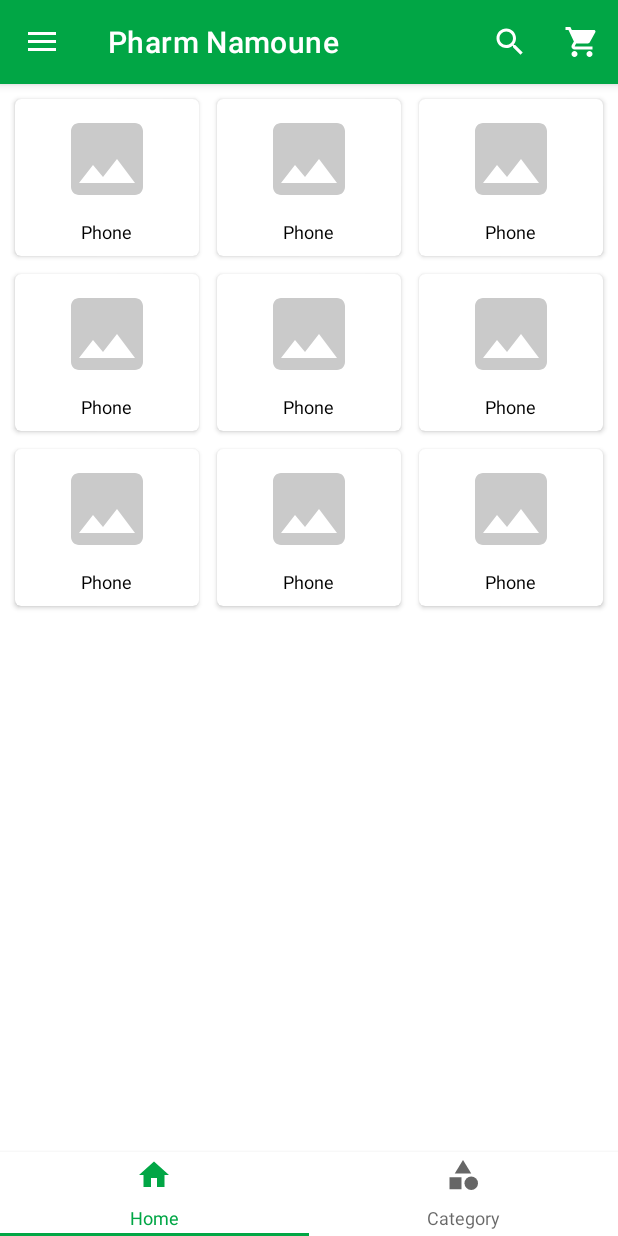
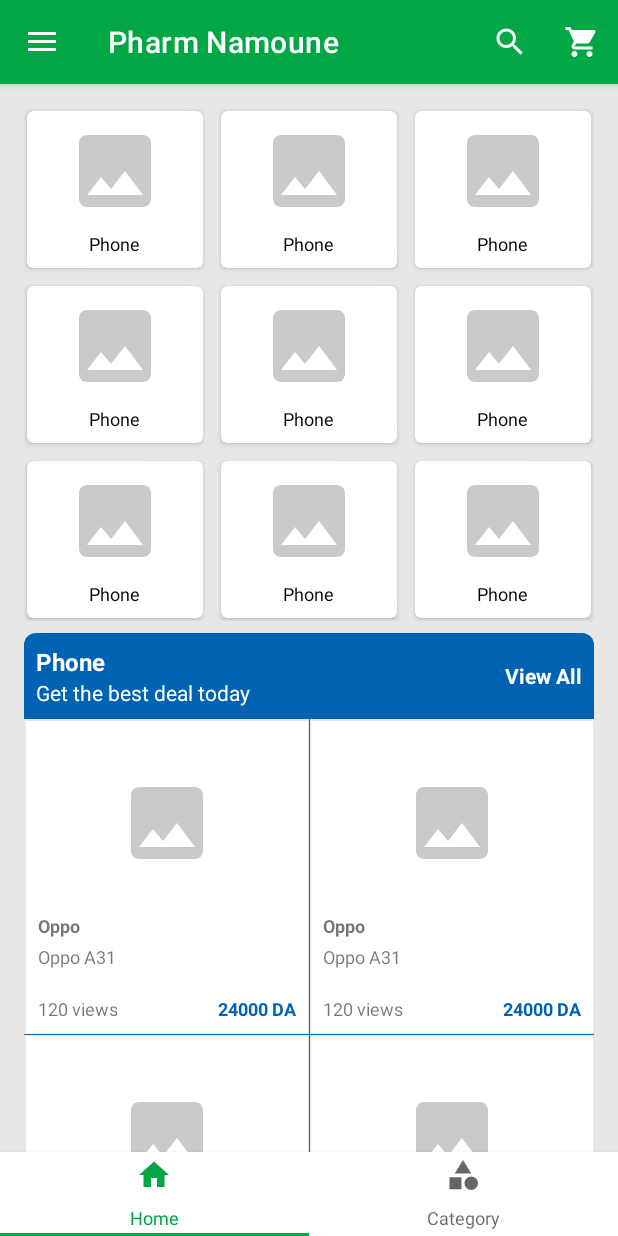
Before and after one commit to DonaldNyagwande/TechLabEcommerce, an Android app: the screen it shows after launch (MainActivity), on a phone screen of 412 x 824 dp. Run offline under Robolectric (Android 15) with nearby library versions, the phone set to English and light mode, and no system bars; our stand-ins replace ButterKnife, Picasso, Shimmer; pictures from the network do not load.

Commit message:
add intro category

```diff
--- /dev/null
+++ b/app/src/main/java/com/mobidal/pharmacynamoune/adapter/IntroCategoryAdapter.java
@@ -0,0 +1,206 @@
+package com.mobidal.pharmacynamoune.adapter;
+
+import android.content.Context;
+import android.view.LayoutInflater;
+import android.view.View;
+import android.view.ViewGroup;
+import android.widget.TextView;
+
+import androidx.annotation.NonNull;
+import androidx.recyclerview.widget.DividerItemDecoration;
+import androidx.recyclerview.widget.GridLayoutManager;
+import androidx.recyclerview.widget.RecyclerView;
+
+import com.facebook.shimmer.ShimmerFrameLayout;
+import com.mobidal.pharmacynamoune.R;
+import com.mobidal.pharmacynamoune.model.IntroCategory;
+import com.mobidal.pharmacynamoune.model.Product;
+
+import java.util.List;
+
+import butterknife.BindView;
+import butterknife.ButterKnife;
+
+public class IntroCategoryAdapter extends RecyclerView
+        .Adapter<RecyclerView.ViewHolder> {
+
+    private Context mContext;
+    private List<IntroCategory> mIntroCategoryList;
+    private OnViewAllClickListener mOnViewAllClickListener;
+    private ProductAdapter.OnProductClickListener mOnProductClickListener;
+
+    private boolean mIsLoading = true;
+    private static final int SHIMMER_ITEM_COUNT = 2;
+
+    public IntroCategoryAdapter(Context mContext,
+                                List<IntroCategory> mIntroCategoryList,
+                                OnViewAllClickListener mOnViewAllClickListener,
+                                ProductAdapter.OnProductClickListener mOnProductClickListener) {
+        this.mContext = mContext;
+        this.mIntroCategoryList = mIntroCategoryList;
+        this.mOnViewAllClickListener = mOnViewAllClickListener;
+        this.mOnProductClickListener = mOnProductClickListener;
+    }
+
+    @NonNull
+    @Override
+    public RecyclerView.ViewHolder onCreateViewHolder(@NonNull ViewGroup parent, int viewType) {
+        int layoutId = R.layout.item_placeholder_intro_category;
+
+        if (!mIsLoading) {
+            layoutId = R.layout.item_intro_category;
+        }
+
+        View itemView = LayoutInflater.from(mContext)
+                .inflate(layoutId, parent, false);
+
+        if (mIsLoading) {
+            return new ShimmerViewHolder(itemView);
+        } else {
+            return new IntroSecondaryCategoryViewHolder(itemView);
+        }
+
+    }
+
+    public void onBindViewHolder(@NonNull RecyclerView.ViewHolder holder, int position) {
+        if (mIsLoading) {
+            ShimmerViewHolder viewHolder = (ShimmerViewHolder) holder;
+            viewHolder.startShimmer();
+        } else {
+            IntroSecondaryCategoryViewHolder viewHolder = (IntroSecondaryCategoryViewHolder) holder;
+            viewHolder.bind(mIntroCategoryList.get(position));
+        }
+    }
+
+    @Override
+    public int getItemCount() {
+        if (mIsLoading) {
+            return SHIMMER_ITEM_COUNT;
+        } else {
+            return mIntroCategoryList == null ? 0 : mIntroCategoryList.size();
+        }
+    }
+
+    public void setList(List<IntroCategory> list) {
+        mIntroCategoryList = list;
+        notifyDataSetChanged();
+    }
+
+    public void setLoading(boolean isLoading) {
+        mIsLoading = isLoading;
+    }
+
+    class IntroSecondaryCategoryViewHolder extends RecyclerView.ViewHolder
+            implements ProductAdapter.OnProductClickListener, View.OnClickListener {
+
+        @BindView(R.id.tv_name) TextView mNameTextView;
+        @BindView(R.id.tv_offer_text) TextView mOfferTextView;
+        @BindView(R.id.tv_view_all) View mViewAllView;
+        @BindView(R.id.rv_product) RecyclerView mProductRecyclerView;
+
+        ProductAdapter mProductAdapter;
+
+        public IntroSecondaryCategoryViewHolder(@NonNull View itemView) {
+            super(itemView);
+
+            // Bind views
+            ButterKnife.bind(this, itemView);
+
+            // Setup {@Article} list
+            setupProductList();
+        }
+
+        private void setupProductList() {
+            GridLayoutManager gridLayoutManager =
+                    new GridLayoutManager(mContext, 2);
+            mProductAdapter =
+                    new ProductAdapter(mContext, null,this);
+
+            mProductAdapter.setLoading(false);
+
+            mProductRecyclerView.setLayoutManager(gridLayoutManager);
+            mProductRecyclerView.setAdapter(mProductAdapter);
+            mProductRecyclerView.addItemDecoration(
+                    new DividerItemDecoration(mContext, DividerItemDecoration.HORIZONTAL));
+            mProductRecyclerView.addItemDecoration(
+                    new DividerItemDecoration(mContext, DividerItemDecoration.VERTICAL));
+        }
+
+        public void bind(IntroCategory introCategory) {
+            List<Product> productList = introCategory.getProductList();
+
+            mProductAdapter.setAll(productList);
+
+            mNameTextView.setText(introCategory.getName());
+            mOfferTextView.setText(introCategory.getOfferText());
+
+            mViewAllView.setOnClickListener(this);
+        }
+
+        @Override
+        public void onProductClicked(Product product) {
+            if (mOnProductClickListener != null) {
+                mOnProductClickListener.onProductClicked(product);
+            }
+        }
+
+        @Override
+        public void onClick(View v) {
+            if (mOnViewAllClickListener != null) {
+                mOnViewAllClickListener.onViewAllClicked(
+                        mIntroCategoryList
+                                .get(getAdapterPosition()));
+            }
+        }
+    }
+
+    class ShimmerViewHolder extends RecyclerView.ViewHolder {
+
+        @BindView(R.id.sfl_category)
+        ShimmerFrameLayout mCategoryShimmerFrameLayout;
+        @BindView(R.id.rv_product) RecyclerView mArticleRecyclerView;
+
+        ProductAdapter mProductAdapter;
+
+        public ShimmerViewHolder(@NonNull View itemView) {
+            super(itemView);
+
+            // Bind views
+            ButterKnife.bind(this, itemView);
+
+            // Setup {@Article} list
+            setupProductList();
+        }
+
+        private void setupProductList() {
+            GridLayoutManager gridLayoutManager =
+                    new GridLayoutManager(mContext, 2);
+            mProductAdapter =
+                    new ProductAdapter(mContext, null, null);
+
+            mArticleRecyclerView.setLayoutManager(gridLayoutManager);
+            mArticleRecyclerView.setAdapter(mProductAdapter);
+            mArticleRecyclerView.addItemDecoration(
+                    new DividerItemDecoration(mContext, DividerItemDecoration.HORIZONTAL));
+            mArticleRecyclerView.addItemDecoration(
+                    new DividerItemDecoration(mContext, DividerItemDecoration.VERTICAL));
+        }
+
+        public void startShimmer() {
+            // Start shimmer
+            mCategoryShimmerFrameLayout.startShimmer();
+        }
+
+        public void stopShimmer() {
+            // Stop shimmer
+            mCategoryShimmerFrameLayout.stopShimmer();
+            mCategoryShimmerFrameLayout.setShimmer(null);
+        }
+    }
+
+
+    public interface OnViewAllClickListener {
+        void onViewAllClicked(IntroCategory category);
+    }
+
+}
--- a/app/src/main/java/com/mobidal/pharmacynamoune/fragment/HomeFragment.java
+++ b/app/src/main/java/com/mobidal/pharmacynamoune/fragment/HomeFragment.java
@@ -14,9 +14,13 @@ import androidx.recyclerview.widget.LinearLayoutManager;
 import androidx.recyclerview.widget.RecyclerView;
 
 import com.mobidal.pharmacynamoune.R;
+import com.mobidal.pharmacynamoune.adapter.IntroCategoryAdapter;
+import com.mobidal.pharmacynamoune.adapter.ProductAdapter;
 import com.mobidal.pharmacynamoune.adapter.SecondaryCategoryAdapter;
 import com.mobidal.pharmacynamoune.helper.GridSpacingItemDecoration;
 import com.mobidal.pharmacynamoune.model.Category;
+import com.mobidal.pharmacynamoune.model.IntroCategory;
+import com.mobidal.pharmacynamoune.model.Product;
 
 import java.util.ArrayList;
 import java.util.List;
@@ -24,14 +28,16 @@ import java.util.List;
 import butterknife.BindView;
 import butterknife.ButterKnife;
 
-public class HomeFragment extends Fragment implements SecondaryCategoryAdapter.OnSecondaryCategoryClickListener {
+public class HomeFragment extends Fragment implements SecondaryCategoryAdapter.OnSecondaryCategoryClickListener, ProductAdapter.OnProductClickListener, IntroCategoryAdapter.OnViewAllClickListener {
 
     private Context mContext;
 
     // Top Secondary Views
     @BindView(R.id.rv_top_secondary_category) RecyclerView mTopCategoryRecyclerView;
+    @BindView(R.id.rv_intro_category) RecyclerView mIntroCategoryRecyclerView;
 
     SecondaryCategoryAdapter mTopCategoryAdapter;
+    IntroCategoryAdapter mIntroCategoryAdapter;
 
     public HomeFragment(Context mContext) {
         this.mContext = mContext;
@@ -51,6 +57,11 @@ public class HomeFragment extends Fragment implements SecondaryCategoryAdapter.O
         // Load Top SecondaryCategory list
         loadTopCategoryList();
 
+        // Setup {@link IntroCategory} RecyclerView
+        setupIntroCategory();
+        // Load {@link IntroCategory}
+        loadIntroCategoryList();
+
         return rootView;
     }
 
@@ -68,17 +79,12 @@ public class HomeFragment extends Fragment implements SecondaryCategoryAdapter.O
         int spacingInPixel =
                 getResources().getDimensionPixelSize(R.dimen.grid_top_category_spacing);
         GridSpacingItemDecoration gridSpacingItemDecoration =
-                new GridSpacingItemDecoration(3, spacingInPixel, true);
+                new GridSpacingItemDecoration(3, spacingInPixel, false);
 
         // Setup {link RecyclerView} for {@link Category}
         mTopCategoryRecyclerView.setLayoutManager(topSecondaryCategoryLayoutManager);
         mTopCategoryRecyclerView.setAdapter(mTopCategoryAdapter);
         mTopCategoryRecyclerView.addItemDecoration(gridSpacingItemDecoration);
-    }
-
-    @Override
-    public void onSecondaryCategoryClicked(Category secondaryCategory) {
-
     }
 
     private void loadTopCategoryList() {
@@ -106,4 +112,69 @@ public class HomeFragment extends Fragment implements SecondaryCategoryAdapter.O
         mTopCategoryRecyclerView.setAdapter(null);
         mTopCategoryRecyclerView.setAdapter(mTopCategoryAdapter);
     }
+
+    private void setupIntroCategory() {
+        LinearLayoutManager introSecondaryCategoryLayoutManager =
+                new LinearLayoutManager(mContext, LinearLayoutManager.VERTICAL, false);
+        mIntroCategoryAdapter =
+                new IntroCategoryAdapter(mContext, null,
+                        this, this);
+
+        // Create {@link RecyclerView.ItemDecoration}
+        int spacingInPixel =
+                getResources().getDimensionPixelSize(R.dimen.grid_intro_category_spacing);
+        GridSpacingItemDecoration gridSpacingItemDecoration =
+                new GridSpacingItemDecoration(1, spacingInPixel, false);
+
+        mIntroCategoryRecyclerView.setLayoutManager(introSecondaryCategoryLayoutManager);
+        mIntroCategoryRecyclerView.setAdapter(mIntroCategoryAdapter);
+        mIntroCategoryRecyclerView.addItemDecoration(gridSpacingItemDecoration);
+    }
+
+    private void loadIntroCategoryList() {
+        Product.Pivot pivot = new Product.Pivot(false, 1);
+        Product product =
+                new Product(1, "Oppo", "Oppo A31",
+                        "Simple description", 24000,
+                        "https://dz.jumia.is/unsafe/fit-in/680x680/filters:fill(white)/product/55/5423/1.jpg?8047",
+                        null, 120, null);
+
+        List<Product> productList = new ArrayList<>();
+
+        productList.add(product);
+        productList.add(product);
+        productList.add(product);
+        productList.add(product);
+
+        IntroCategory introCategory =
+                new IntroCategory(1, "Phone", "Get the best deal today",
+                        productList);
+
+        List<IntroCategory> introCategoryList = new ArrayList<>();
+        introCategoryList.add(introCategory);
+        introCategoryList.add(introCategory);
+        introCategoryList.add(introCategory);
+        introCategoryList.add(introCategory);
+
+        mIntroCategoryAdapter.setList(introCategoryList);
+        mIntroCategoryAdapter.setLoading(false);
+
+        mIntroCategoryRecyclerView.setAdapter(null);
+        mIntroCategoryRecyclerView.setAdapter(mIntroCategoryAdapter);
+    }
+
+    @Override
+    public void onSecondaryCategoryClicked(Category secondaryCategory) {
+
+    }
+
+    @Override
+    public void onProductClicked(Product product) {
+
+    }
+
+    @Override
+    public void onViewAllClicked(IntroCategory category) {
+
+    }
 }
--- /dev/null
+++ b/app/src/main/java/com/mobidal/pharmacynamoune/model/IntroCategory.java
@@ -0,0 +1,38 @@
+package com.mobidal.pharmacynamoune.model;
+
+import com.google.gson.annotations.SerializedName;
+
+import java.util.List;
+
+public class IntroCategory {
+
+    private int id;
+    private String name;
+    @SerializedName("offer_text")
+    private String offerText;
+    @SerializedName("_products")
+    private List<Product> productList;
+
+    public IntroCategory(int id, String name, String offerText, List<Product> productList) {
+        this.id = id;
+        this.name = name;
+        this.offerText = offerText;
+        this.productList = productList;
+    }
+
+    public int getId() {
+        return id;
+    }
+
+    public String getName() {
+        return name;
+    }
+
+    public String getOfferText() {
+        return offerText;
+    }
+
+    public List<Product> getProductList() {
+        return productList;
+    }
+}
--- a/app/src/main/java/com/mobidal/pharmacynamoune/model/Product.java
+++ b/app/src/main/java/com/mobidal/pharmacynamoune/model/Product.java
@@ -18,6 +18,18 @@ public class Product {
     @SerializedName("views_number")
     private int viewNumber;
     private Pivot pivot;
+
+    public Product(int id, String mark, String name, String description, int price, String pictureUrl, List<Picture> pictureList, int viewNumber, Pivot pivot) {
+        this.id = id;
+        this.mark = mark;
+        this.name = name;
+        this.description = description;
+        this.price = price;
+        this.pictureUrl = pictureUrl;
+        this.pictureList = pictureList;
+        this.viewNumber = viewNumber;
+        this.pivot = pivot;
+    }
 
     public int getId() {
         return id;
@@ -55,11 +67,16 @@ public class Product {
         return pivot;
     }
 
-    public class Pivot {
+    public static class Pivot {
 
         @SerializedName("is_saved")
         private boolean isSaved;
         private int quantity;
+
+        public Pivot(boolean isSaved, int quantity) {
+            this.isSaved = isSaved;
+            this.quantity = quantity;
+        }
 
         public boolean isSaved() {
             return isSaved;
--- /dev/null
+++ b/app/src/main/res/drawable/bg_intro_secondary_category_title.xml
@@ -0,0 +1,8 @@
+<?xml version="1.0" encoding="utf-8"?>
+<shape xmlns:android="http://schemas.android.com/apk/res/android"
+    android:shape="rectangle">
+    <solid android:color="@color/colorAccent"/>
+    <corners
+        android:topRightRadius="8dp"
+        android:topLeftRadius="8dp"/>
+</shape>
--- a/app/src/main/res/layout/activity_main.xml
+++ b/app/src/main/res/layout/activity_main.xml
@@ -8,21 +8,22 @@
     tools:context=".MainActivity">
 
     <androidx.constraintlayout.widget.ConstraintLayout
-        xmlns:tools="http://schemas.android.com/tools"
         android:layout_width="match_parent"
         android:layout_height="match_parent">
 
         <include
             android:id="@+id/i_toolbar"
             layout="@layout/partial_toolbar"
-            tools:layout_editor_absoluteX="0dp"
-            tools:layout_editor_absoluteY="71dp" />
+            app:layout_constraintEnd_toEndOf="parent"
+            app:layout_constraintStart_toStartOf="parent"
+            app:layout_constraintTop_toTopOf="parent" />
 
         <androidx.viewpager2.widget.ViewPager2
             android:id="@+id/vp_fragment"
             android:layout_width="match_parent"
             android:layout_height="0dp"
             android:layout_weight="1"
+            android:background="@color/primaryBackgroundColor"
             app:layout_constraintBottom_toTopOf="@+id/tl_main"
             app:layout_constraintTop_toBottomOf="@id/i_toolbar" />
 
--- a/app/src/main/res/layout/fragment_home.xml
+++ b/app/src/main/res/layout/fragment_home.xml
@@ -1,9 +1,17 @@
 <?xml version="1.0" encoding="utf-8"?>
-<androidx.constraintlayout.widget.ConstraintLayout xmlns:android="http://schemas.android.com/apk/res/android"
+<androidx.core.widget.NestedScrollView xmlns:android="http://schemas.android.com/apk/res/android"
     xmlns:app="http://schemas.android.com/apk/res-auto"
+    xmlns:tools="http://schemas.android.com/tools"
+    android:orientation="vertical"
     android:layout_width="match_parent"
     android:layout_height="match_parent"
-    xmlns:tools="http://schemas.android.com/tools">
+    android:fillViewport="true">
+
+    <LinearLayout
+        android:layout_width="match_parent"
+        android:layout_height="match_parent"
+        android:padding="16dp"
+        android:orientation="vertical">
 
         <androidx.recyclerview.widget.RecyclerView
             android:id="@+id/rv_top_secondary_category"
@@ -17,4 +25,17 @@
             tools:listitem="@layout/item_secondary_category"
             tools:spanCount="3" />
 
-</androidx.constraintlayout.widget.ConstraintLayout>
+        <androidx.recyclerview.widget.RecyclerView
+            android:id="@+id/rv_intro_category"
+            android:layout_width="match_parent"
+            android:layout_height="wrap_content"
+            android:layout_marginTop="8dp"
+            app:layout_constraintEnd_toEndOf="parent"
+            app:layout_constraintStart_toStartOf="parent"
+            app:layout_constraintTop_toBottomOf="@+id/rv_top_secondary_category"
+            tools:itemCount="1"
+            tools:listitem="@layout/item_intro_category" />
+
+    </LinearLayout>
+
+</androidx.core.widget.NestedScrollView>
--- /dev/null
+++ b/app/src/main/res/layout/item_intro_category.xml
@@ -0,0 +1,49 @@
+<?xml version="1.0" encoding="utf-8"?>
+<LinearLayout xmlns:android="http://schemas.android.com/apk/res/android"
+    xmlns:tools="http://schemas.android.com/tools"
+    android:layout_width="match_parent"
+    android:layout_height="wrap_content"
+    android:orientation="vertical">
+
+    <RelativeLayout
+        android:layout_width="match_parent"
+        android:layout_height="wrap_content"
+        android:background="@drawable/bg_intro_secondary_category_title"
+        android:padding="8dp">
+
+        <TextView
+            android:id="@+id/tv_name"
+            style="@style/IntroSecondaryCategoryNameTextStyle"
+            android:layout_width="wrap_content"
+            android:layout_height="wrap_content"
+            tools:text="Laptop" />
+
+        <TextView
+            android:id="@+id/tv_offer_text"
+            style="@style/IntroSecondaryCategoryOfferTextStyle"
+            android:layout_width="wrap_content"
+            android:layout_height="wrap_content"
+            android:layout_below="@id/tv_name"
+            tools:text="See our best offer for laptop" />
+
+        <TextView
+            android:id="@+id/tv_view_all"
+            style="@style/IntroSecondaryCategoryViewAllTextStyle"
+            android:layout_width="wrap_content"
+            android:layout_height="wrap_content"
+            android:layout_alignParentRight="true"
+            android:layout_centerVertical="true"
+            android:text="@string/view_all"/>
+
+    </RelativeLayout>
+
+    <androidx.recyclerview.widget.RecyclerView
+        android:id="@+id/rv_product"
+        android:layout_width="match_parent"
+        android:layout_height="wrap_content"
+        tools:layoutManager="androidx.recyclerview.widget.GridLayoutManager"
+        tools:spanCount="2"
+        tools:listitem="@layout/item_product"
+        tools:itemCount="4"/>
+
+</LinearLayout>
--- a/app/src/main/res/layout/item_placeholder_product.xml
+++ b/app/src/main/res/layout/item_placeholder_product.xml
@@ -8,7 +8,7 @@
     app:cardCornerRadius="0dp">
 
     <com.facebook.shimmer.ShimmerFrameLayout
-        android:id="@+id/sfl_article"
+        android:id="@+id/sfl_product"
         android:layout_width="match_parent"
         android:layout_height="wrap_content">
 
--- a/app/src/main/res/layout/item_product.xml
+++ b/app/src/main/res/layout/item_product.xml
@@ -3,6 +3,8 @@
     xmlns:tools="http://schemas.android.com/tools"
     android:layout_width="match_parent"
     android:layout_height="wrap_content"
+    android:background="@color/secondaryBackgroundColor"
+    android:layout_margin="1dp"
     android:padding="8dp">
 
     <ImageView
--- a/app/src/main/res/values/colors.xml
+++ b/app/src/main/res/values/colors.xml
@@ -9,6 +9,9 @@
     <color name="black">#FF000000</color>
     <color name="white">#FFFFFFFF</color>
 
+    <color name="primaryBackgroundColor">#E7E7E7</color>
+    <color name="secondaryBackgroundColor">#FFFFFF</color>
+
     <color name="colorAccent">@color/blue_700</color>
 
     <color name="gradient_bg_start_color">#E60070CD</color>
--- a/app/src/main/res/values/dimens.xml
+++ b/app/src/main/res/values/dimens.xml
@@ -1,4 +1,5 @@
 <?xml version="1.0" encoding="utf-8"?>
 <resources>
     <dimen name="grid_top_category_spacing">8dp</dimen>
+    <dimen name="grid_intro_category_spacing">8dp</dimen>
 </resources>
--- a/app/src/main/res/values/strings.xml
+++ b/app/src/main/res/values/strings.xml
@@ -23,5 +23,6 @@
 
     <string name="views_number">%1$d views</string>
     <string name="price">%1$d DA</string>
+    <string name="view_all">View All</string>
 
 </resources>
--- a/app/src/main/res/values/themes.xml
+++ b/app/src/main/res/values/themes.xml
@@ -34,29 +34,38 @@
         <item name="android:textSize">12sp</item>
         <item name="android:textStyle">bold</item>
     </style>
-
     <style name="ProductNameTextStyle">
         <item name="android:layout_marginTop">4dp</item>
         <item name="android:textSize">12sp</item>
         <item name="android:lines">2</item>
     </style>
-
     <style name="ProductViewsTextStyle">
         <item name="android:layout_marginTop">4dp</item>
         <item name="android:textSize">12sp</item>
     </style>
-
     <style name="ProductPriceTextStyle">
         <item name="android:textSize">12sp</item>
         <item name="android:textStyle">bold</item>
         <item name="android:textColor">@color/colorAccent</item>
     </style>
 
-    <!-- Product Item Style -->
     <style name="SecondaryCategoryNameTextStyle">
         <item name="android:textSize">12sp</item>
         <item name="android:textAlignment">center</item>
         <item name="android:textColor">@color/black</item>
     </style>
 
+    <style name="IntroSecondaryCategoryNameTextStyle">
+        <item name="android:textSize">16sp</item>
+        <item name="android:textStyle">bold</item>
+        <item name="android:textColor">@color/white</item>
+    </style>
+    <style name="IntroSecondaryCategoryOfferTextStyle">
+        <item name="android:textColor">@color/white</item>
+    </style>
+    <style name="IntroSecondaryCategoryViewAllTextStyle">
+        <item name="android:textStyle">bold</item>
+        <item name="android:textColor">@color/white</item>
+    </style>
+
 </resources>
```
Also changed, not shown: app/src/main/java/com/mobidal/pharmacynamoune/adapter/ProductAdapter.java (+8 -8 lines), app/src/main/res/layout/item_placeholder_intro_category.xml (added, +64 -0 lines). Lines whose indentation alone changed are shown as unchanged.
